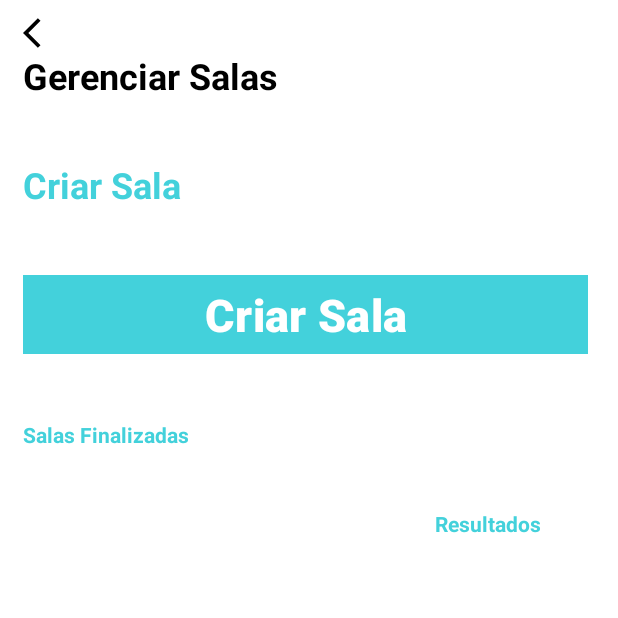
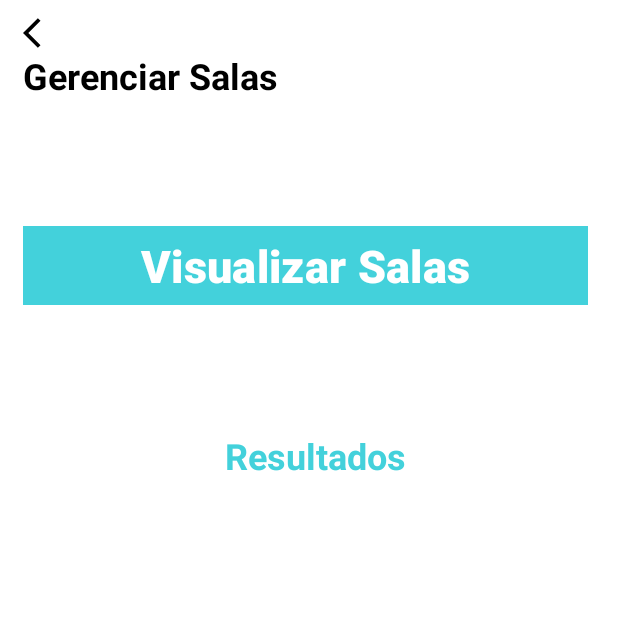
Before and after one commit to WMK7/IF_Forms, an Android app: the GerenciarSalas screen opened directly, with no data from a screen before it, on a phone screen of 412 x 824 dp, the top half of it. Run offline under Robolectric (Android 15) with nearby library versions, the phone set to English and light mode, and no system bars.

Commit message:
versão final

```diff
--- a/app/build.gradle.kts
+++ b/app/build.gradle.kts
@@ -11,7 +11,7 @@ android {
     defaultConfig {
         applicationId = "com.example.analisedesatisfacaoifforms"
         minSdk = 24
-        targetSdk = 34
+        targetSdk = 35
         versionCode = 1
         versionName = "1.0"
 
--- a/app/src/main/res/layout/activity_gerenciar_salas.xml
+++ b/app/src/main/res/layout/activity_gerenciar_salas.xml
@@ -28,28 +28,16 @@
         android:layout_marginStart="15dp"
         android:layout_marginEnd="20dp"/>
 
-    <TextView
-        android:id="@+id/txtCriarSala"
-        android:layout_width="match_parent"
-        android:layout_height="wrap_content"
-        android:textSize="24dp"
-        android:layout_marginTop="40dp"
-        android:layout_marginStart="15dp"
-        android:layout_marginEnd="20dp"
-        android:text="Criar Sala"
-        android:textColor="@color/AzulBotao"
-        android:textStyle="bold"/>
-
 
     <Button
         android:id="@+id/btCriarSala"
         android:layout_marginEnd="20dp"
         android:layout_marginStart="15dp"
-        android:layout_marginTop="40dp"
+        android:layout_marginTop="80dp"
         android:backgroundTint="@color/AzulBotao"
         android:layout_width="match_parent"
         android:layout_height="wrap_content"
-        android:text="Criar Sala"
+        android:text="Visualizar Salas"
         android:textStyle="bold"
         android:textColor="@color/white"
         android:textSize="30dp"
@@ -57,25 +45,15 @@
 
 
     <TextView
-        android:id="@+id/textView13"
-        android:layout_width="match_parent"
-        android:layout_height="wrap_content"
-        android:layout_marginTop="40dp"
-        android:layout_marginStart="15dp"
-        android:layout_marginEnd="20dp"
-        android:text="Salas Finalizadas"
-        android:textColor="@color/AzulBotao"
-        android:textStyle="bold"/>
-
-    <TextView
         android:id="@+id/textView14"
         android:layout_width="match_parent"
         android:layout_height="wrap_content"
         android:text="Resultados"
+        android:textSize="24dp"
         android:textStyle="bold"
         android:textColor="@color/AzulBotao"
-        android:layout_marginTop="40dp"
-        android:layout_marginStart="290dp"
+        android:layout_marginTop="80dp"
+        android:layout_marginStart="150dp"
         android:layout_marginEnd="20dp"/>
 
     <androidx.recyclerview.widget.RecyclerView
--- a/gradle/libs.versions.toml
+++ b/gradle/libs.versions.toml
@@ -1,5 +1,5 @@
 [versions]
-agp = "8.5.1"
+agp = "8.7.2"
 kotlin = "1.9.0"
 coreKtx = "1.15.0"
 junit = "4.13.2"
```
Also changed, not shown: app/src/main/res/layout/activity_tela_administador_gerando_codigo.xml (deleted, +0 -99 lines), app/src/main/res/layout/tela_criar_conta_main.xml (+1 -8 lines), gradle/wrapper/gradle-wrapper.properties, 1 other file.
